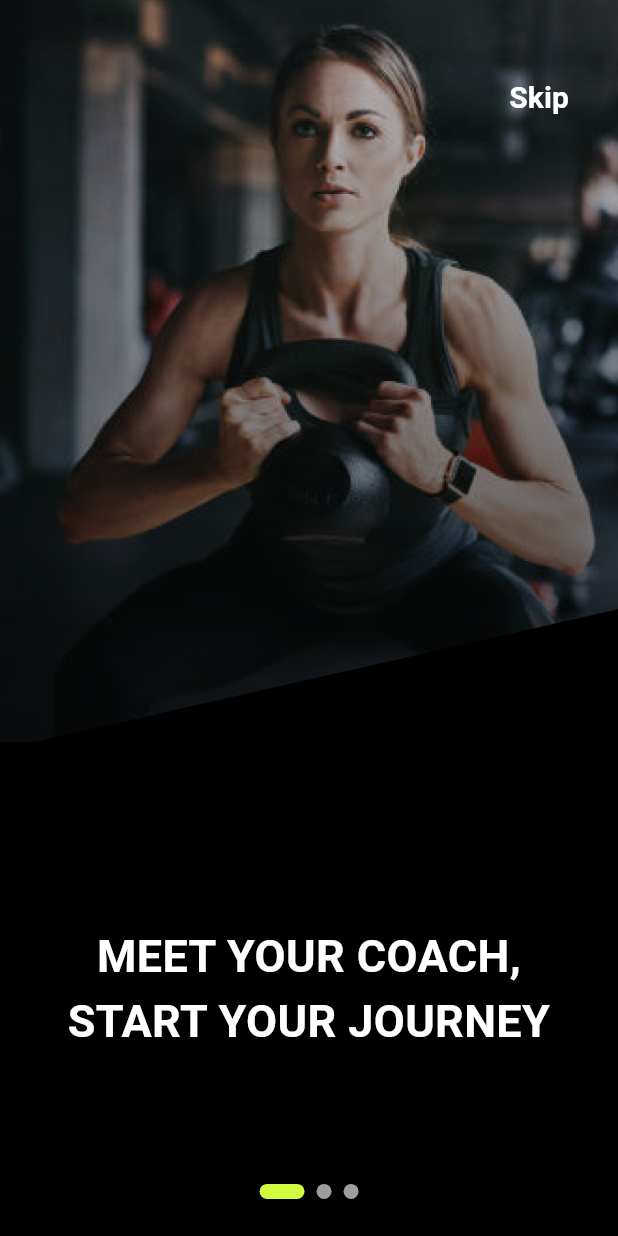
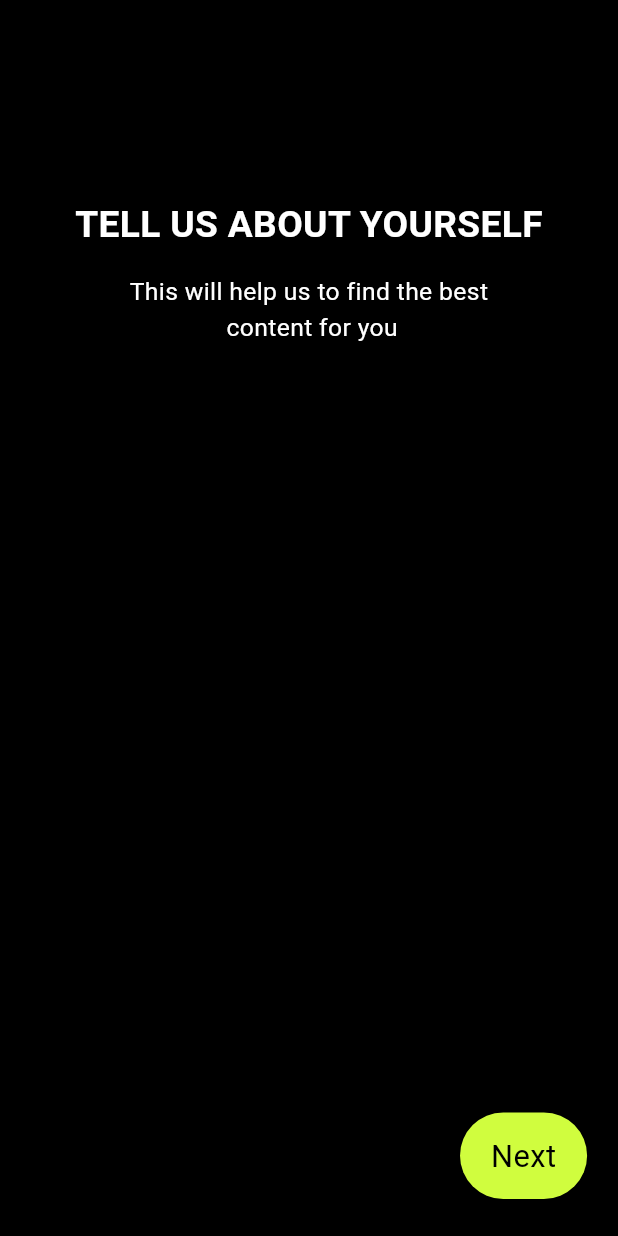
Before and after one commit to Amogh2409/fitness_app_GFG_frontend, a Flutter app: the screen it shows after launch, on a phone screen of 412 x 824 dp. Run offline on Flutter 3.47's test engine with Material 3 defaults, Android fonts, the phone set to English and light mode, and no system bars; drawn by our look-alikes of smooth_page_indicator.

Commit message:
GenderPage, Models, AgePage

```diff
--- /dev/null
+++ b/lib/constants/color.dart
@@ -0,0 +1,3 @@
+import 'package:flutter/cupertino.dart';
+
+const PrimaryColor = Color(0xFFD0FD3E);
--- a/lib/main.dart
+++ b/lib/main.dart
@@ -1,6 +1,8 @@
+import 'package:fitness_app_live/screens/ageScreen/ageScreen.dart';
 import 'package:flutter/material.dart';
 
 import 'screens/OnBoardingScreen/onBoardingScreen.dart';
+import 'screens/genderScreen/genderScreen.dart';
 
 void main() {
   runApp(const MyApp());
@@ -15,7 +17,7 @@ class MyApp extends StatelessWidget {
     return MaterialApp(
       color: Colors.black,
       debugShowCheckedModeBanner: false,
-      home: OnBoardingScreen(),
+      home: AgePage(),
     );
   }
 }
--- /dev/null
+++ b/lib/models/DetailPageButton.dart
@@ -0,0 +1,74 @@
+import 'package:flutter/material.dart';
+
+import '../constants/color.dart';
+
+class DetailPageButton extends StatelessWidget {
+  final String text;
+  final VoidCallback onTap;
+  final bool showBackButton;
+  final VoidCallback? onBackTap;
+
+  const DetailPageButton(
+      {super.key,
+      required this.text,
+      required this.onTap,
+      this.showBackButton = false,
+      this.onBackTap});
+
+  @override
+  Widget build(BuildContext context) {
+    var size = MediaQuery.of(context).size;
+    return Row(
+      children: [
+        if (showBackButton)
+          GestureDetector(
+            onTap: onBackTap,
+            child: Container(
+              margin: EdgeInsets.only(
+                top: size.height * 0.02,
+              ),
+              padding: EdgeInsets.symmetric(
+                horizontal: size.width * 0.05,
+              ),
+              height: size.height * 0.07,
+              child: Center(
+                child: Text(
+                  "Back",
+                  style: TextStyle(
+                    color: PrimaryColor,
+                    fontSize: size.width * 0.05,
+                  ),
+                ),
+              ),
+            ),
+          ),
+        Spacer(),
+        GestureDetector(
+          onTap: onTap,
+          child: Container(
+            decoration: BoxDecoration(
+              color: PrimaryColor,
+              borderRadius: BorderRadius.circular(30),
+            ),
+            margin: EdgeInsets.only(
+              top: size.height * 0.02,
+            ),
+            padding: EdgeInsets.symmetric(
+              horizontal: size.width * 0.05,
+            ),
+            height: size.height * 0.07,
+            child: Center(
+              child: Text(
+                text,
+                style: TextStyle(
+                  color: Colors.black,
+                  fontSize: size.width * 0.05,
+                ),
+              ),
+            ),
+          ),
+        ),
+      ],
+    );
+  }
+}
--- /dev/null
+++ b/lib/models/DetailPageTitle.dart
@@ -0,0 +1,39 @@
+import 'package:flutter/material.dart';
+
+class DetailPageTitle extends StatelessWidget {
+  const DetailPageTitle({super.key});
+
+  @override
+  Widget build(BuildContext context) {
+    var size = MediaQuery.of(context).size;
+    return Column(
+      children: [
+        SizedBox(
+              height: size.height * 0.1,
+            ),
+            Text(
+              "Tell Us ABout Yourself".toUpperCase(),
+              style: TextStyle(
+                  color: Colors.white,
+                  fontSize: size.width * 0.06,
+                  fontWeight: FontWeight.bold),
+              textAlign: TextAlign.center,
+            ),
+            SizedBox(
+              height: size.height * 0.02,
+            ),
+            Container(
+              child: Text(
+                "This will help us to find the best \n content for you",
+                style: TextStyle(
+                  color: Colors.white,
+                  fontSize: size.width * 0.04,
+                ),
+                textAlign: TextAlign.center,
+              ),
+            ),
+      ],
+    );
+
+  }
+}
--- /dev/null
+++ b/lib/screens/ageScreen/ageScreen.dart
@@ -0,0 +1,37 @@
+import 'package:fitness_app_live/models/DetailPageButton.dart';
+import 'package:fitness_app_live/models/DetailPageTitle.dart';
+import 'package:flutter/material.dart';
+
+class AgePage extends StatefulWidget {
+  const AgePage({super.key});
+
+  @override
+  State<AgePage> createState() => _AgePageState();
+}
+
+class _AgePageState extends State<AgePage> {
+  @override
+  Widget build(BuildContext context) {
+    var size = MediaQuery.of(context).size;
+    return Scaffold(
+      backgroundColor: Colors.black,
+      body: Container(
+        padding: EdgeInsets.only(
+          top: size.height * 0.06,
+          left: size.width * 0.05,
+          right: size.width * 0.05,
+          bottom: size.height * 0.03,
+        ),
+        width: size.width,
+        height: size.height,
+        child: Column(
+          children: [
+            DetailPageTitle(),
+            Spacer(),
+            DetailPageButton(text: 'Next', onTap: () {}),
+          ],
+        ),
+      ),
+    );
+  }
+}
```
Also changed, not shown: lib/screens/genderScreen/genderScreen.dart (added, +127 -0 lines).
